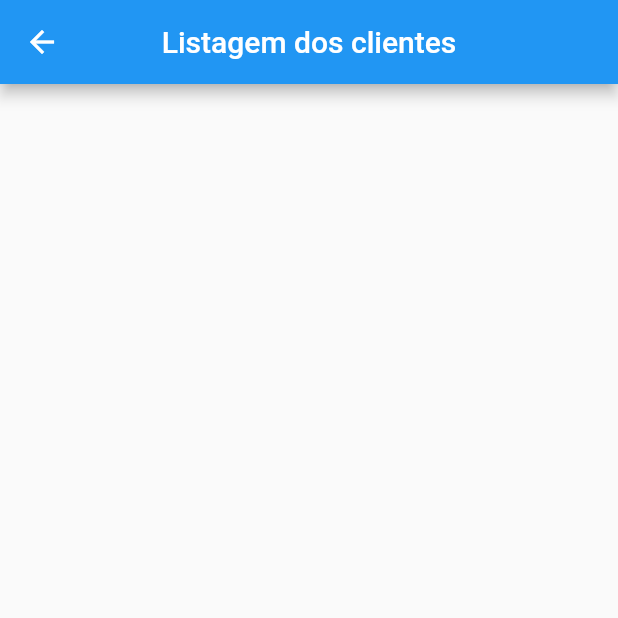
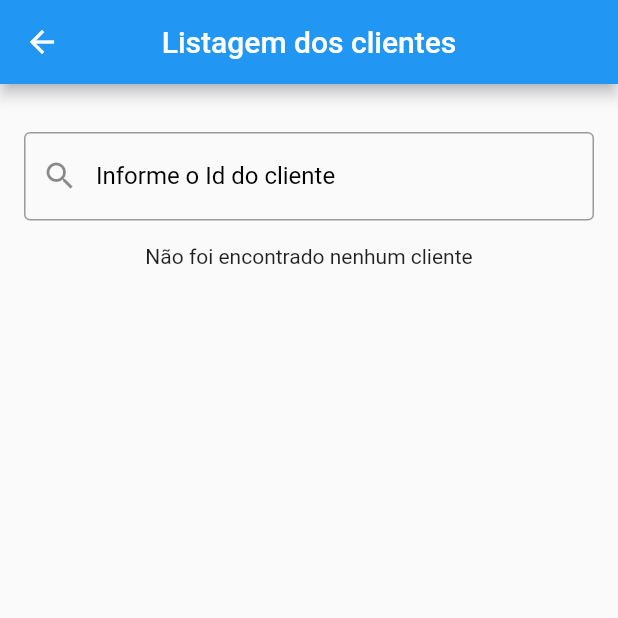
Before and after one commit to RaulDuque/Atividade-Lucas, a Flutter app: the screen it shows after launch, after a tap on "Visualizar Clientes", on a phone screen of 412 x 824 dp, the top half of it. Run offline on Flutter 3.47's test engine with Material 2 defaults, Android fonts, the phone set to English and light mode, and no system bars; our stand-ins replace string_validator.

Commit message:
Campo para filtragem dos clientes pelo Id
Mostrando um SnackBar e limpando o formulário ao criar um cliente

```diff
--- a/lib/screens/listar_clientes.dart
+++ b/lib/screens/listar_clientes.dart
@@ -11,6 +11,15 @@ class ListarClientes extends StatefulWidget {
 }
 
 class _ListarClientesState extends State<ListarClientes> {
+  late List<ClientModel> clientesFiltrados;
+
+  @override
+  void initState() {
+    super.initState();
+
+    clientesFiltrados = widget.clientes;
+  }
+
   @override
   Widget build(BuildContext context) {
     return Scaffold(
@@ -20,10 +29,37 @@ class _ListarClientesState extends State<ListarClientes> {
       ),
       body: Container(
         // Listagem dos clientes
-        child: ListView.builder(
-          itemCount: widget.clientes.length,
+        child: Column(
+          children: <Widget>[
+            SizedBox(height: 32),
+            Container(
+              padding: const EdgeInsets.symmetric(horizontal: 16),
+              child: TextField(
+                decoration: InputDecoration(
+                  labelText: 'Informe o Id do cliente',
+                  labelStyle: TextStyle(color: Colors.black, fontSize: 16),
+                  border: OutlineInputBorder(borderRadius: BorderRadius.circular(4)),
+                  prefixIcon: Icon(Icons.search),
+                ),
+                keyboardType: TextInputType.number,
+                onChanged: (value) => setState(() {
+                  final int? val = int.tryParse(value);
+
+                  if (val != null) {
+                    clientesFiltrados = widget.clientes.where((client) => client.id == val).toList();
+                  } else {
+                    clientesFiltrados = widget.clientes;
+                  }
+                }),
+              ),
+            ),
+            SizedBox(height: 16),
+
+            if (clientesFiltrados.isEmpty) const Text('Não foi encontrado nenhum cliente'),
+            if (clientesFiltrados.isNotEmpty) Expanded(child: ListView.builder(
+              itemCount: clientesFiltrados.length,
               itemBuilder: (context, index) {
-            final ClientModel cliente = widget.clientes[index];
+                final ClientModel cliente = clientesFiltrados[index];
 
                 return Container(
                   color: index % 2 == 0 ? Colors.grey.shade50 : Colors.grey.shade200,
@@ -69,6 +105,8 @@ class _ListarClientesState extends State<ListarClientes> {
                   ),
                 );
               },
+            )),
+          ],
         ),
       ),
     );
```
Also changed, not shown: lib/screens/criar_cliente.dart (+11 -2 lines). Lines whose indentation alone changed are shown as unchanged.
